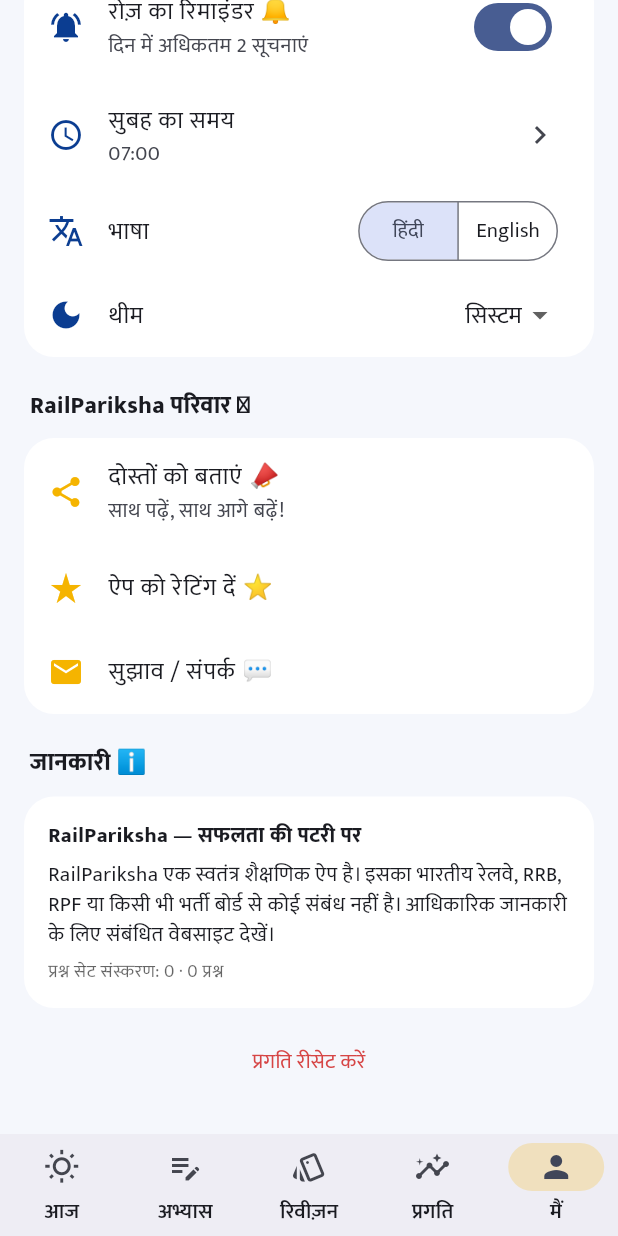
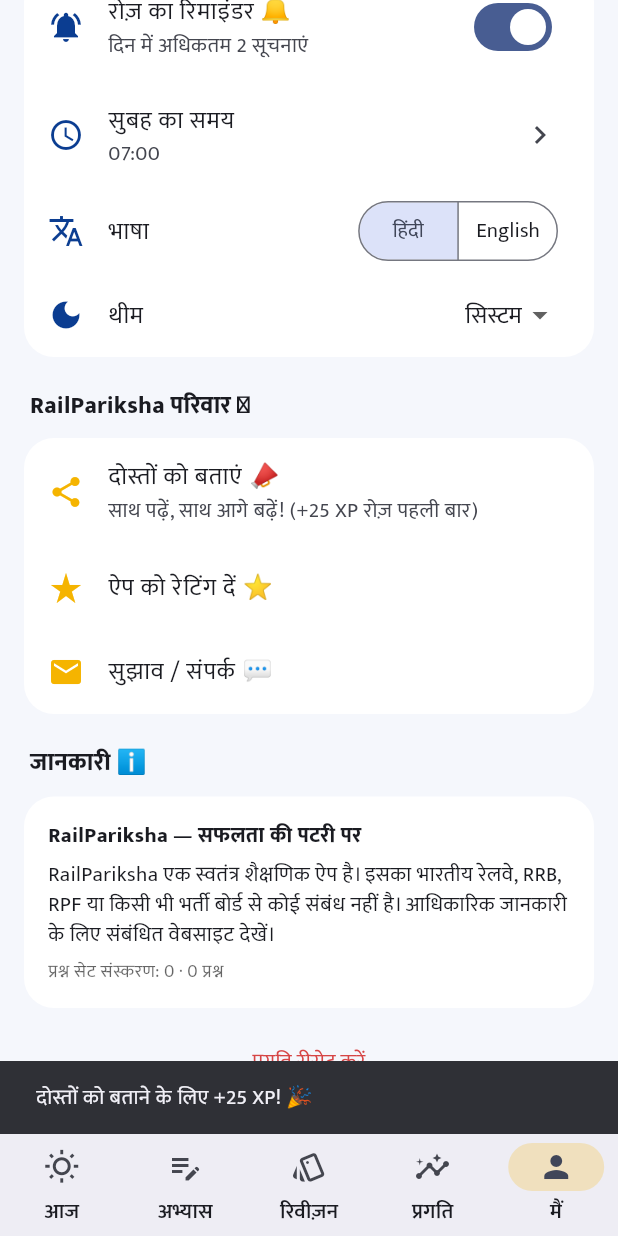
Before and after one commit to aniketbabar97-commits/MahaPariksha, a Flutter app: the HomeShell screen opened directly, item 5 of the bottom bar chosen, scrolled down 542 dp, after a tap on "दोस्तों को बताएं 📣", on a phone screen of 412 x 824 dp. Run offline on Flutter 3.47's test engine with Material 3 defaults, Android fonts, the phone set to English and light mode, and no system bars; our stand-ins replace flutter_local_notifications, google_mobile_ads, share_plus, timezone; network calls fail; statements that could not run were skipped; project files that could hold a hidden picture were left out.

Commit message:
Reward Invite Friends share with +25 XP once/day
Growth lever: the passive share button rarely gets tapped without a
reason. A small once-daily XP nudge on the one in-app action that can
actually bring in new users (no install-attribution backend to reward
real referrals yet, so this rewards the honest action we can measure).

```diff
--- a/railpariksha/app/lib/data/progress.dart
+++ b/railpariksha/app/lib/data/progress.dart
@@ -101,6 +101,7 @@ class Progress extends ChangeNotifier {
   int bestStreak = 0;
   int lastActiveDay = 0;
   int freezeTokens = 0;
+  int lastShareDay = 0;
   bool comeback = false;
   int bestSpeed = 0;
   double beastBestScore = 0;
@@ -142,6 +143,7 @@ class Progress extends ChangeNotifier {
     bestStreak = j['bestStreak'] ?? 0;
     lastActiveDay = j['lastActiveDay'] ?? 0;
     freezeTokens = j['freezeTokens'] ?? 0;
+    lastShareDay = j['lastShareDay'] ?? 0;
     bestSpeed = j['bestSpeed'] ?? 0;
     beastBestScore = (j['beastBestScore'] as num?)?.toDouble() ?? 0;
     beastBestStreak = j['beastBestStreak'] ?? 0;
@@ -168,6 +170,7 @@ class Progress extends ChangeNotifier {
         'bestStreak': bestStreak,
         'lastActiveDay': lastActiveDay,
         'freezeTokens': freezeTokens,
+        'lastShareDay': lastShareDay,
         'bestSpeed': bestSpeed,
         'beastBestScore': beastBestScore,
         'beastBestStreak': beastBestStreak,
@@ -334,6 +337,18 @@ class Progress extends ChangeNotifier {
     save();
   }
 
+  /// Once-per-day XP nudge for actually using the "Invite friends" share sheet --
+  /// a small, honest incentive for the one in-app action that can bring in new
+  /// users, since there's no install-attribution backend to reward a real referral.
+  bool claimShareReward() {
+    final t = today();
+    if (lastShareDay == t) return false;
+    lastShareDay = t;
+    xp += 25;
+    save();
+    return true;
+  }
+
   void recordSpeed(int score) {
     if (score > bestSpeed) bestSpeed = score;
     save();
@@ -369,7 +384,7 @@ class Progress extends ChangeNotifier {
 
   Future<void> reset() async {
     final keepLang = lang;
-    xp = streak = bestStreak = lastActiveDay = freezeTokens = bestSpeed = beastBestStreak = 0;
+    xp = streak = bestStreak = lastActiveDay = freezeTokens = bestSpeed = beastBestStreak = lastShareDay = 0;
     beastBestScore = 0;
     for (final c in [dayCounts, qStats, cards]) {
       c.clear();
--- a/railpariksha/app/lib/screens/me_screen.dart
+++ b/railpariksha/app/lib/screens/me_screen.dart
@@ -150,11 +150,17 @@ class MeScreen extends StatelessWidget {
             ListTile(
               leading: const Icon(Icons.share, color: BrandColors.saffron),
               title: Text(context.tr('दोस्तों को बताएं 📣', 'Invite friends 📣')),
-              subtitle: Text(context.tr('साथ पढ़ें, साथ आगे बढ़ें!', 'Study together, soar together!')),
-              onTap: () => SharePlus.instance.share(ShareParams(
-                  text: context.tr(
-                      'मैं RailPariksha ऐप पर रोज़ अभ्यास करता हूं — RRB NTPC, ग्रुप डी, RPF समेत सभी रेलवे परीक्षाओं के लिए मुफ़्त! आप भी जुड़ें: $kPlayUrl',
-                      'I practise daily on RailPariksha — free for RRB NTPC, Group D, RPF & more! Join me: $kPlayUrl'))),
+              subtitle: Text(context.tr('साथ पढ़ें, साथ आगे बढ़ें! (+25 XP रोज़ पहली बार)', 'Study together, soar together! (+25 XP first time daily)')),
+              onTap: () async {
+                await SharePlus.instance.share(ShareParams(
+                    text: context.tr(
+                        'मैं RailPariksha ऐप पर रोज़ अभ्यास करता हूं — RRB NTPC, ग्रुप डी, RPF समेत सभी रेलवे परीक्षाओं के लिए मुफ़्त! आप भी जुड़ें: $kPlayUrl',
+                        'I practise daily on RailPariksha — free for RRB NTPC, Group D, RPF & more! Join me: $kPlayUrl')));
+                if (p.claimShareReward() && context.mounted) {
+                  ScaffoldMessenger.of(context).showSnackBar(SnackBar(
+                      content: Text(context.tr('दोस्तों को बताने के लिए +25 XP! 🎉', '+25 XP for spreading the word! 🎉'))));
+                }
+              },
             ),
             ListTile(
               leading: const Icon(Icons.star_rate, color: BrandColors.saffron),
```
